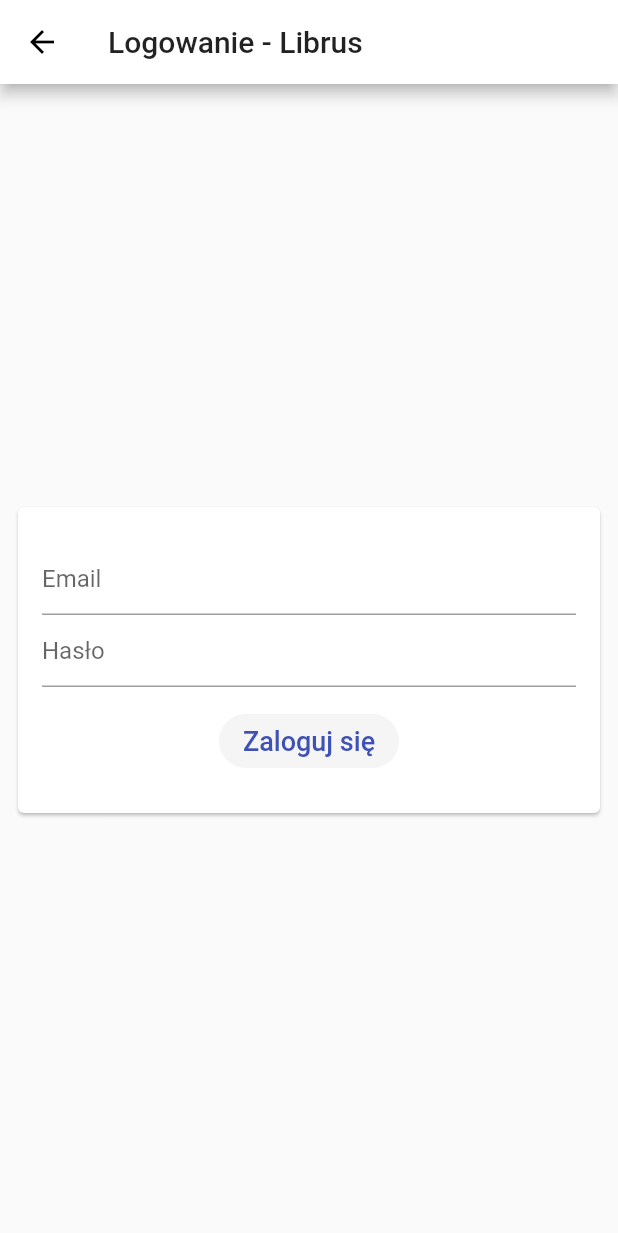
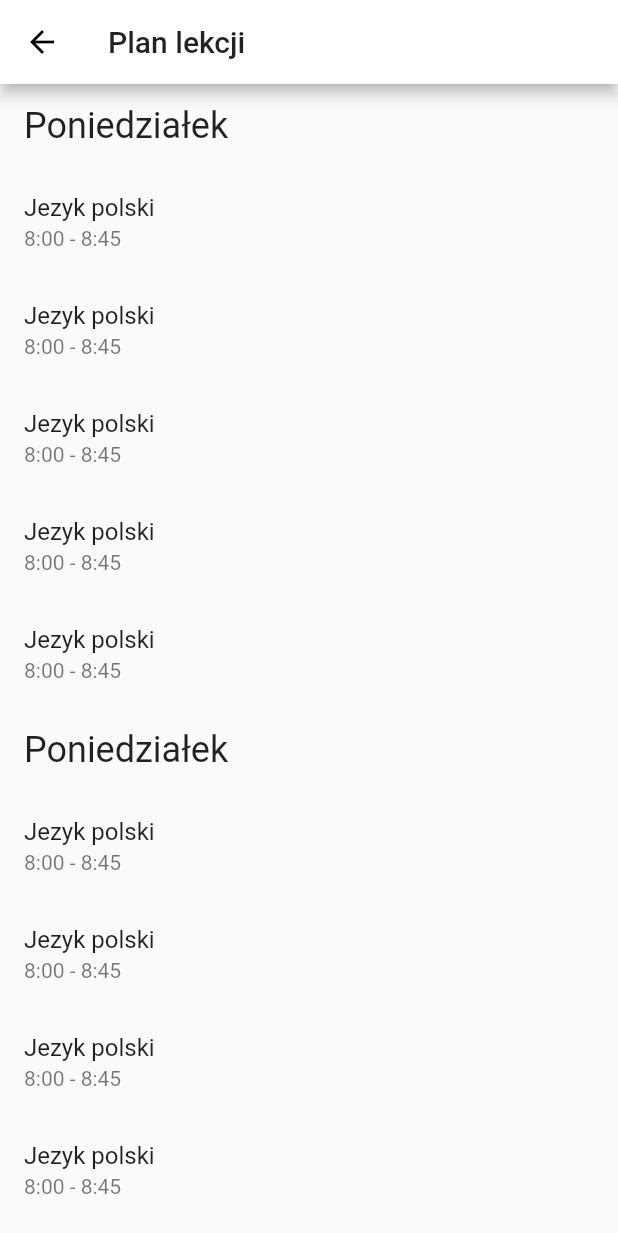
Before and after one commit to xdk78/schools, a Flutter app: the LoginLibrusScreen screen opened by its route, after a tap on "Zaloguj się", on a phone screen of 412 x 824 dp. Shown: the top 1233 px of the screen. Run offline on Flutter 3.47's test engine with Material 2 defaults, Android fonts, the phone set to English and light mode, and no system bars.

Commit message:
feat: base timetable ui

```diff
--- a/lib/main.dart
+++ b/lib/main.dart
@@ -1,6 +1,7 @@
 import 'package:flutter/material.dart';
 import 'ui/login.dart';
 import 'ui/login_librus.dart';
+import 'ui/timetable.dart';
 
 void main() => runApp(new MyApp());
 
@@ -16,6 +17,7 @@
       routes: {
         '/': (context) => LoginScreen(),
         '/loginlibrus': (context) => LoginLibrusScreen(),
+        '/timetable': (context) => TimetableScreen(),
       },
     );
   }
--- a/lib/ui/login_librus.dart
+++ b/lib/ui/login_librus.dart
@@ -32,7 +32,7 @@
                           'Zaloguj się',
                           style: TextStyle(fontSize: 18.0),
                         ),
-                        onPressed: () {},
+                        onPressed: () => Navigator.pushNamed(context, '/timetable'),
                       ))
                 ])))
       ])),
--- /dev/null
+++ b/lib/ui/timetable.dart
@@ -0,0 +1,54 @@
+import 'package:flutter/material.dart';
+
+class TimetableScreen extends StatelessWidget {
+  final List<ListItem> items = List<ListItem>.generate(
+    24,
+    (i) => i % 6 == 0
+        ? HeadingItem("Poniedziałek")
+        : LessonItem("Jezyk polski", "8:00 - 8:45"),
+  );
+
+  @override
+  Widget build(BuildContext context) {
+    return Scaffold(
+      appBar: AppBar(
+        title: Text('Plan lekcji'),
+      ),
+      body: ListView.builder(
+        itemCount: items.length,
+        itemBuilder: (context, index) {
+          final item = items[index];
+
+          if (item is HeadingItem) {
+            return ListTile(
+              title: Text(
+                item.heading,
+                style: Theme.of(context).textTheme.headline,
+              ),
+            );
+          } else if (item is LessonItem) {
+            return ListTile(
+              title: Text(item.teacher),
+              subtitle: Text(item.body),
+            );
+          }
+        },
+      ),
+    );
+  }
+}
+
+abstract class ListItem {}
+
+class HeadingItem implements ListItem {
+  final String heading;
+
+  HeadingItem(this.heading);
+}
+
+class LessonItem implements ListItem {
+  final String teacher;
+  final String body;
+
+  LessonItem(this.teacher, this.body);
+}
```
